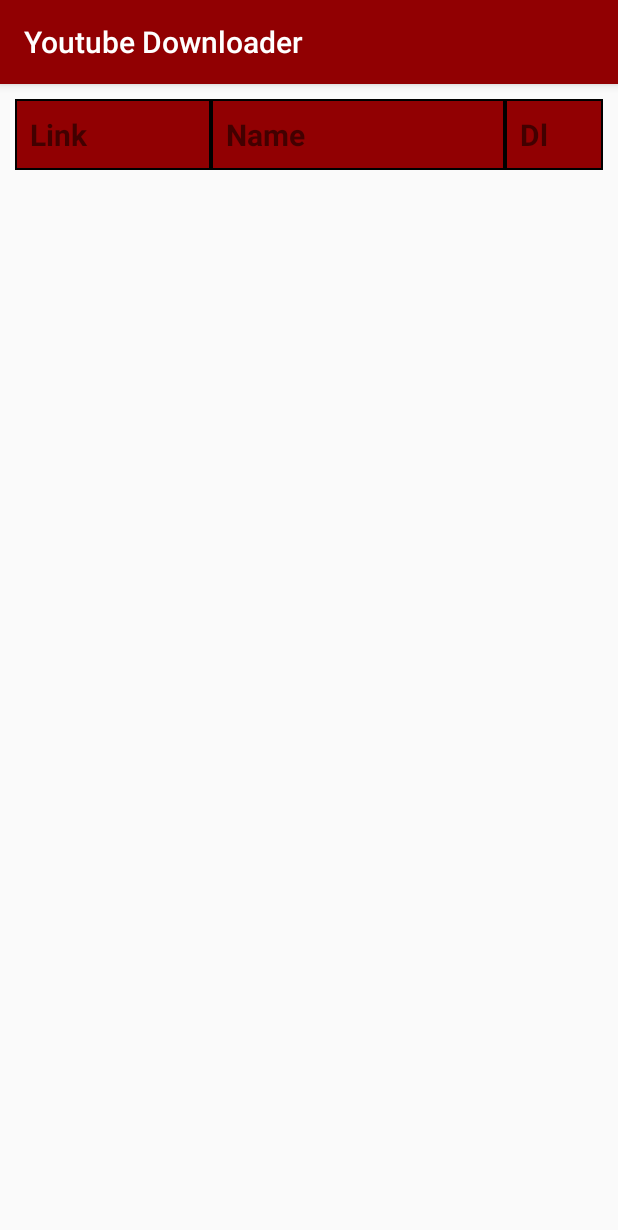
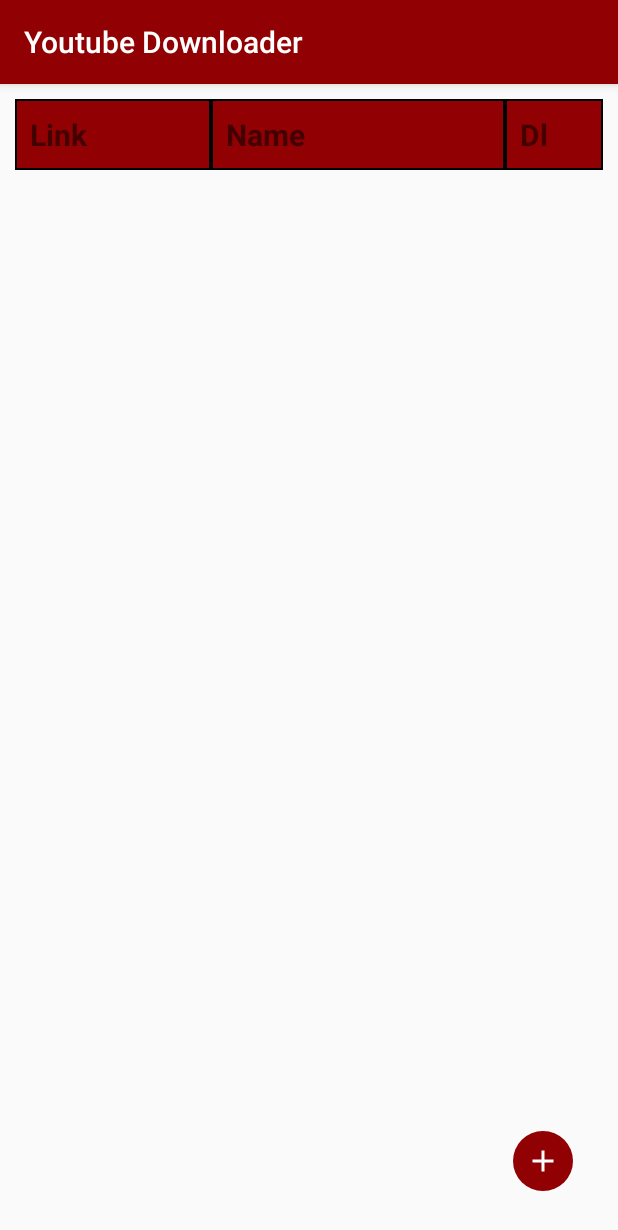
Before and after one commit to Inncee81/youtubeDl, an Android app: the screen it shows after launch (MainActivity), on a phone screen of 412 x 824 dp. Shown: the top 1230 px of the screen. Run offline under Robolectric (Android 15) with nearby library versions, the phone set to English and light mode, and no system bars; libraries missing offline, so code that uses them is left out: com.chaquo.python, com.github.hiteshsondhi88.libffmpeg; 8 statements that could not run were skipped.

Commit message:
Add button to add link manually

```diff
--- /dev/null
+++ b/app/src/main/res/drawable-v24/circle.xml
@@ -0,0 +1,5 @@
+<?xml version="1.0" encoding="utf-8"?>
+<shape xmlns:android="http://schemas.android.com/apk/res/android">
+    <solid android:color="@color/colorPrimary" />
+    <corners android:radius="20dp" />
+</shape>
--- /dev/null
+++ b/app/src/main/res/drawable-v24/ic_add_black_24dp.xml
@@ -0,0 +1,5 @@
+<vector android:height="24dp" android:tint="#FFFFFF"
+    android:viewportHeight="24.0" android:viewportWidth="24.0"
+    android:width="24dp" xmlns:android="http://schemas.android.com/apk/res/android">
+    <path android:fillColor="#FF000000" android:pathData="M19,13h-6v6h-2v-6H5v-2h6V5h2v6h6v2z"/>
+</vector>
--- a/app/src/main/res/layout/activity_main.xml
+++ b/app/src/main/res/layout/activity_main.xml
@@ -1,5 +1,5 @@
 <?xml version="1.0" encoding="utf-8"?>
-<RelativeLayout
+<android.support.constraint.ConstraintLayout
         xmlns:android="http://schemas.android.com/apk/res/android"
         xmlns:tools="http://schemas.android.com/tools"
         xmlns:app="http://schemas.android.com/apk/res-auto"
@@ -56,4 +56,14 @@
         </TableLayout>
     </ScrollView>
 
-</RelativeLayout>
+    <ImageButton
+            android:id="@+id/add_button"
+            android:layout_width="40dp"
+            android:layout_height="40dp"
+            android:layout_margin="20dp"
+            android:src="@drawable/ic_add_black_24dp"
+            android:background="@drawable/circle"
+            app:layout_constraintBottom_toBottomOf="parent"
+            app:layout_constraintEnd_toEndOf="parent"/>
+
+</android.support.constraint.ConstraintLayout>
--- a/app/src/main/res/values/strings.xml
+++ b/app/src/main/res/values/strings.xml
@@ -2,4 +2,6 @@
     <string name="app_name">Youtube Downloader</string>
     <string name="link_name">Name</string>
     <string name="set_name">Set the link name</string>
+    <string name="link">Link</string>
+    <string name="add_link">Add link</string>
 </resources>
```
Also changed, not shown: app/src/main/java/com/njacquemin/youtubedl/MainActivity.kt (+17 -3 lines), app/src/main/res/layout/dialog_add_link.xml (added, +26 -0 lines).
